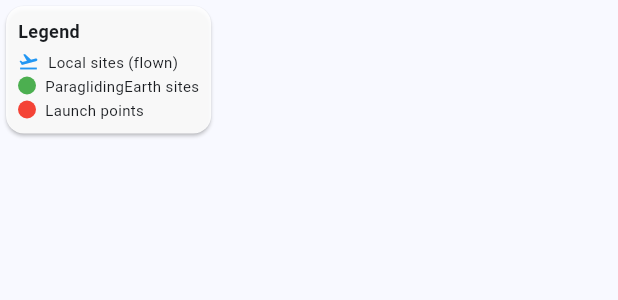
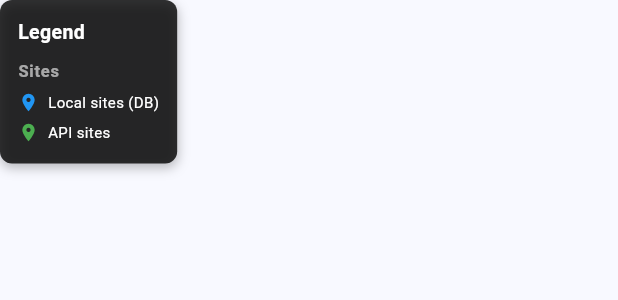
Before and after one commit to Kevin-McIsaac/the_paragliding_app, a Flutter app: the MapLegendWidget widget shown alone on an empty page, opened directly, on a phone screen of 412 x 824 dp. Shown: the top 300 px of the screen. Run offline on Flutter 3.47's test engine with Material 3 defaults, Android fonts, the phone set to English and light mode, and no system bars; our stand-ins replace connectivity_plus, file_picker, fl_chart, flutter_map, geolocator, latlong2 and 5 more; missing offline and left inert: clipper2, flutter_inappwebview, flutter_map_dragmarker, geobase, receive_sharing_intent; accounts and stored records are empty.

Commit message:
feat: Implement ICAO class-based legend with dark material design
Major legend and airspace enhancement with ICAO class prioritization:

Legend Improvements:
- Replace white Card with dark Material Design 3 container (80% black)
- Update all text colors for dark theme readability (white/white60/white70)
- Add section dividers and improved spacing for better visual hierarchy
- Simplify ICAO class labels to "Class X" format with tooltips
- Enhanced typography with proper font weights and letter spacing

ICAO Class System:
- Create comprehensive color mapping for all ICAO classes (A-G, None)
- Prioritize ICAO class colors over airspace type for styling
- Add getStyleForAirspace() method with ICAO class precedence
- Maintain backward compatibility with airspace type fallbacks

Filter Integration:
- Pass enabledIcaoClasses through widget hierarchy
- Update legend dynamically when filters change
- Ensure real-time updates via state management
- Connect MapFilterDialog changes to legend display

Benefits:
- Professional dark theme matching rest of UI
- More intuitive ICAO class-based coloring for pilots
- Better readability on all map backgrounds
- Consistent with Material Design 3 guidelines

🤖 Generated with [Claude Code](https://claude.ai/code)

Co-Authored-By: Claude <noreply@anthropic.com>

```diff
--- a/free_flight_log_app/lib/presentation/widgets/map_legend_widget.dart
+++ b/free_flight_log_app/lib/presentation/widgets/map_legend_widget.dart
@@ -1,23 +1,45 @@
 import 'package:flutter/material.dart';
+import '../../data/models/airspace_enums.dart';
+import '../../services/airspace_geojson_service.dart';
 
 /// Widget for displaying map legend
 class MapLegendWidget extends StatelessWidget {
   final bool isMergeMode;
+  final bool sitesEnabled;
+  final Map<IcaoClass, bool> enabledIcaoClasses;
 
   const MapLegendWidget({
     super.key,
     this.isMergeMode = false,
+    this.sitesEnabled = true,
+    this.enabledIcaoClasses = const {},
   });
 
   @override
   Widget build(BuildContext context) {
+    final airspaceService = AirspaceGeoJsonService.instance;
+    final enabledIcaoClassesList = enabledIcaoClasses.entries
+        .where((entry) => entry.value == true)
+        .map((entry) => entry.key)
+        .toList();
+
     return Positioned(
       bottom: 60,
       left: 10,
-      child: Card(
-        color: Colors.white.withValues(alpha: 0.9),
+      child: Container(
+        decoration: const BoxDecoration(
+          color: Color(0xCC000000), // 80% black for better readability
+          borderRadius: BorderRadius.all(Radius.circular(8)),
+          boxShadow: [
+            BoxShadow(
+              color: Colors.black26,
+              blurRadius: 6,
+              offset: Offset(0, 3),
+            ),
+          ],
+        ),
         child: Padding(
-          padding: const EdgeInsets.all(8.0),
+          padding: const EdgeInsets.all(12.0),
           child: Column(
             mainAxisSize: MainAxisSize.min,
             crossAxisAlignment: CrossAxisAlignment.start,
@@ -26,36 +48,81 @@ class MapLegendWidget extends StatelessWidget {
                 'Legend',
                 style: TextStyle(
                   fontWeight: FontWeight.bold,
-                  fontSize: 12,
+                  fontSize: 13,
+                  color: Colors.white,
                 ),
               ),
-              const SizedBox(height: 4),
+              const SizedBox(height: 6),
 
-              // Local sites
+              // Sites section
+              if (sitesEnabled) ...[
+                _buildSectionHeader('Sites'),
                 _buildLegendItem(
-                Icons.flight_takeoff,
+                  Icons.location_on,
                   Colors.blue,
-                'Local sites (flown)',
+                  'Local sites (DB)',
                 ),
+                const SizedBox(height: 2),
+                _buildLegendItem(
+                  Icons.location_on,
+                  Colors.green,
+                  'API sites',
+                ),
+              ],
 
-              // Paragliding Earth sites
-              _buildLegendItem(
+              // ICAO Classes section
+              if (enabledIcaoClassesList.isNotEmpty) ...[
+                if (sitesEnabled) ...[
+                  const SizedBox(height: 8),
+                  Container(
+                    height: 1,
+                    color: Colors.white12,
+                    margin: const EdgeInsets.symmetric(vertical: 4),
+                  ),
+                ],
+                _buildSectionHeader('Airspace Classes'),
+                ...enabledIcaoClassesList.asMap().entries.map((entry) {
+                  final index = entry.key;
+                  final icaoClass = entry.value;
+                  final style = airspaceService.getStyleForIcaoClass(icaoClass);
+                  if (style != null) {
+                    return Column(
+                      children: [
+                        Tooltip(
+                          message: icaoClass.tooltip,
+                          preferBelow: false,
+                          decoration: BoxDecoration(
+                            color: const Color(0xE6000000),
+                            borderRadius: BorderRadius.circular(6),
+                            border: Border.all(color: Colors.white.withValues(alpha: 0.2)),
+                          ),
+                          textStyle: const TextStyle(
+                            color: Colors.white,
+                            fontSize: 12,
+                            fontWeight: FontWeight.w400,
+                          ),
+                          child: _buildLegendItem(
                             null,
-                Colors.green,
-                'ParaglidingEarth sites',
-                isCircle: true,
+                            style.borderColor,
+                            'Class ${icaoClass.abbreviation}',
+                            isSquare: true,
                           ),
-
-              // Launches
-              _buildLegendItem(
-                null,
-                Colors.red,
-                'Launch points',
-                isCircle: true,
                         ),
+                        if (index < enabledIcaoClassesList.length - 1)
+                          const SizedBox(height: 2),
+                      ],
+                    );
+                  }
+                  return const SizedBox.shrink();
+                }).toList(),
+              ],
 
               if (isMergeMode) ...[
-                const Divider(height: 8),
+                Container(
+                  height: 1,
+                  color: Colors.white12,
+                  margin: const EdgeInsets.symmetric(vertical: 8),
+                ),
                 const Text(
                   'Merge Mode Active',
                   style: TextStyle(
@@ -64,9 +131,13 @@ class MapLegendWidget extends StatelessWidget {
                     color: Colors.orange,
                   ),
                 ),
+                const SizedBox(height: 2),
                 const Text(
                   'Drop site on target',
-                  style: TextStyle(fontSize: 10),
+                  style: TextStyle(
+                    fontSize: 10,
+                    color: Colors.white70,
+                  ),
                 ),
               ],
             ],
@@ -76,9 +147,24 @@ class MapLegendWidget extends StatelessWidget {
     );
   }
 
-  Widget _buildLegendItem(IconData? icon, Color color, String label, {bool isCircle = false}) {
+  Widget _buildSectionHeader(String title) {
     return Padding(
-      padding: const EdgeInsets.symmetric(vertical: 1.0),
+      padding: const EdgeInsets.only(bottom: 4.0, top: 2.0),
+      child: Text(
+        title,
+        style: const TextStyle(
+          fontWeight: FontWeight.w600,
+          fontSize: 11,
+          color: Colors.white60,
+          letterSpacing: 0.5,
+        ),
+      ),
+    );
+  }
+
+  Widget _buildLegendItem(IconData? icon, Color color, String label, {bool isCircle = false, bool isSquare = false}) {
+    return Padding(
+      padding: const EdgeInsets.symmetric(vertical: 2.0),
       child: Row(
         mainAxisSize: MainAxisSize.min,
         children: [
@@ -93,6 +179,16 @@ class MapLegendWidget extends StatelessWidget {
                 shape: BoxShape.circle,
               ),
             )
+          else if (isSquare)
+            Container(
+              width: 12,
+              height: 12,
+              decoration: BoxDecoration(
+                color: color.withValues(alpha: 0.3), // Semi-transparent fill like airspace
+                border: Border.all(color: color, width: 1.5),
+                shape: BoxShape.rectangle,
+              ),
+            )
           else
             Container(
               width: 12,
@@ -103,9 +199,16 @@ class MapLegendWidget extends StatelessWidget {
               ),
             ),
           const SizedBox(width: 6),
-          Text(
+          Flexible(
+            child: Text(
               label,
-            style: const TextStyle(fontSize: 10),
+              style: const TextStyle(
+                fontSize: 10,
+                color: Colors.white,
+                fontWeight: FontWeight.w400,
+              ),
+              overflow: TextOverflow.ellipsis,
+            ),
           ),
         ],
       ),
--- a/free_flight_log_app/lib/services/airspace_geojson_service.dart
+++ b/free_flight_log_app/lib/services/airspace_geojson_service.dart
@@ -222,8 +222,52 @@ class AirspaceGeoJsonService {
   /// Get the currently visible airspace types in the loaded data
   Set<AirspaceType> get visibleAirspaceTypes => Set.from(_currentVisibleTypes);
 
-  // Airspace type to style mapping - All with 10% opacity (0x1A) for better map visibility
-  static const Map<String, AirspaceStyle> _airspaceStyles = {
+  // ICAO class-based color mapping - All with 10% opacity (0x1A) for better map visibility
+  static const Map<IcaoClass, AirspaceStyle> _icaoClassStyles = {
+    IcaoClass.classA: AirspaceStyle(
+      fillColor: Color(0x1AFF0000),  // 10% opacity red - Most restrictive (IFR only)
+      borderColor: Color(0xFFFF0000),
+      borderWidth: 2.0,
+    ),
+    IcaoClass.classB: AirspaceStyle(
+      fillColor: Color(0x1AFFA500),  // 10% opacity orange - IFR/VFR, all get ATC
+      borderColor: Color(0xFFFFA500),
+      borderWidth: 1.8,
+    ),
+    IcaoClass.classC: AirspaceStyle(
+      fillColor: Color(0x1AFFD700),  // 10% opacity yellow - IFR/VFR, IFR separation
+      borderColor: Color(0xFFFFD700),
+      borderWidth: 1.6,
+    ),
+    IcaoClass.classD: AirspaceStyle(
+      fillColor: Color(0x1A0080FF),  // 10% opacity blue - IFR/VFR, IFR from IFR only
+      borderColor: Color(0xFF0080FF),
+      borderWidth: 1.5,
+    ),
+    IcaoClass.classE: AirspaceStyle(
+      fillColor: Color(0x1A00C000),  // 10% opacity green - IFR gets ATC service
+      borderColor: Color(0xFF00C000),
+      borderWidth: 1.4,
+    ),
+    IcaoClass.classF: AirspaceStyle(
+      fillColor: Color(0x1A9370DB),  // 10% opacity purple - Advisory service
+      borderColor: Color(0xFF9370DB),
+      borderWidth: 1.3,
+    ),
+    IcaoClass.classG: AirspaceStyle(
+      fillColor: Color(0x1A808080),  // 10% opacity gray - Uncontrolled
+      borderColor: Color(0xFF808080),
+      borderWidth: 1.2,
+    ),
+    IcaoClass.none: AirspaceStyle(
+      fillColor: Color(0x1AC0C0C0),  // 10% opacity light gray - No class assigned
+      borderColor: Color(0xFFC0C0C0),
+      borderWidth: 1.0,
+    ),
+  };
+
+  // Fallback airspace type to style mapping for airspaces without ICAO class
+  static const Map<String, AirspaceStyle> _airspaceTypeFallbackStyles = {
     'CTR': AirspaceStyle(
       fillColor: Color(0x1AFF0000),  // 10% opacity red
       borderColor: Color(0xFFFF0000),
@@ -255,29 +299,15 @@ class AirspaceGeoJsonService {
       borderColor: Color(0xFF8B0000),
       borderWidth: 2.5,
     ),
-    'A': AirspaceStyle( // Class A
-      fillColor: Color(0x1A800080),  // 10% opacity purple
-      borderColor: Color(0xFF800080),
-    ),
-    'B': AirspaceStyle( // Class B
-      fillColor: Color(0x1A0000FF),  // 10% opacity blue
-      borderColor: Color(0xFF0000FF),
-    ),
-    'C': AirspaceStyle( // Class C
-      fillColor: Color(0x1AFF00FF),  // 10% opacity magenta
-      borderColor: Color(0xFFFF00FF),
-    ),
-    'E': AirspaceStyle( // Class E
-      fillColor: Color(0x1A008000),  // 10% opacity green
-      borderColor: Color(0xFF008000),
-    ),
-    'F': AirspaceStyle( // Class F
+    'FIR': AirspaceStyle( // Flight Information Region
       fillColor: Color(0x1A808080),  // 10% opacity gray
       borderColor: Color(0xFF808080),
+      borderWidth: 1.0,
     ),
-    'G': AirspaceStyle( // Class G
+    'OTHER': AirspaceStyle( // Other/Unknown
       fillColor: Color(0x1AC0C0C0),  // 10% opacity light gray
       borderColor: Color(0xFFC0C0C0),
+      borderWidth: 1.0,
     ),
   };
 
@@ -943,10 +973,18 @@ class AirspaceGeoJsonService {
 
       if (points.isEmpty) return null;
 
-      // Get airspace style based on type
+      // Get airspace style based on ICAO class first, then type
       final typeValue = props['type'] as int? ?? 0;
       final airspaceType = AirspaceType.fromCode(typeValue);
-      final style = getStyleForType(airspaceType);
+      final icaoClass = IcaoClass.fromCode(props['class'] as int?);
+
+      final airspaceData = AirspaceData(
+        name: props['name']?.toString() ?? 'Unknown',
+        type: airspaceType,
+        icaoClass: icaoClass,
+      );
+
+      final style = getStyleForAirspace(airspaceData);
 
       // Debug logging for development only (disabled in production)
       // Uncomment for debugging new airspace types
@@ -1027,13 +1065,35 @@ class AirspaceGeoJsonService {
     return 'UNKNOWN';
   }
 
-  /// Get style for airspace type (for legend/UI purposes)
-  AirspaceStyle getStyleForType(AirspaceType type) {
-    return _airspaceStyles[type.abbreviation.toUpperCase()] ?? _getDefaultStyle();
+  /// Get style for airspace data (ICAO class takes priority, fallback to type)
+  AirspaceStyle getStyleForAirspace(AirspaceData airspaceData) {
+    // Primary: Use ICAO class if available
+    if (airspaceData.icaoClass != null) {
+      final icaoStyle = _icaoClassStyles[airspaceData.icaoClass];
+      if (icaoStyle != null) {
+        return icaoStyle;
+      }
+    }
+
+    // Fallback: Use airspace type
+    return getStyleForType(airspaceData.type);
   }
 
-  /// Get all defined airspace types with their styles
-  Map<String, AirspaceStyle> get allAirspaceStyles => Map.from(_airspaceStyles);
+  /// Get style for airspace type (fallback for when ICAO class is not available)
+  AirspaceStyle getStyleForType(AirspaceType type) {
+    return _airspaceTypeFallbackStyles[type.abbreviation.toUpperCase()] ?? _getDefaultStyle();
+  }
+
+  /// Get style for ICAO class (for legend/UI purposes)
+  AirspaceStyle? getStyleForIcaoClass(IcaoClass icaoClass) {
+    return _icaoClassStyles[icaoClass];
+  }
+
+  /// Get all defined ICAO class styles
+  Map<IcaoClass, AirspaceStyle> get allIcaoClassStyles => Map.from(_icaoClassStyles);
+
+  /// Get all defined airspace type styles (fallback)
+  Map<String, AirspaceStyle> get allAirspaceStyles => Map.from(_airspaceTypeFallbackStyles);
 
   // ==========================================================================
   // POLYGON CLIPPING METHODS
@@ -1254,8 +1314,8 @@ class AirspaceGeoJsonService {
       final airspaceData = current.data.airspaceData;
       final currentBounds = current.bounds; // Pre-calculated
 
-      // Get style for current airspace
-      final style = getStyleForType(airspaceData.type);
+      // Get style for current airspace (prioritizes ICAO class)
+      final style = getStyleForAirspace(airspaceData);
 
       // Collect all lower-altitude polygons as clipping masks
       final List<List<LatLng>> clippingPolygons = [];
```
Also changed, not shown: free_flight_log_app/lib/presentation/screens/nearby_sites_screen.dart (+27 -0 lines), free_flight_log_app/lib/presentation/widgets/nearby_sites_map_widget.dart (+8 -31 lines). Lines whose indentation alone changed are shown as unchanged.
